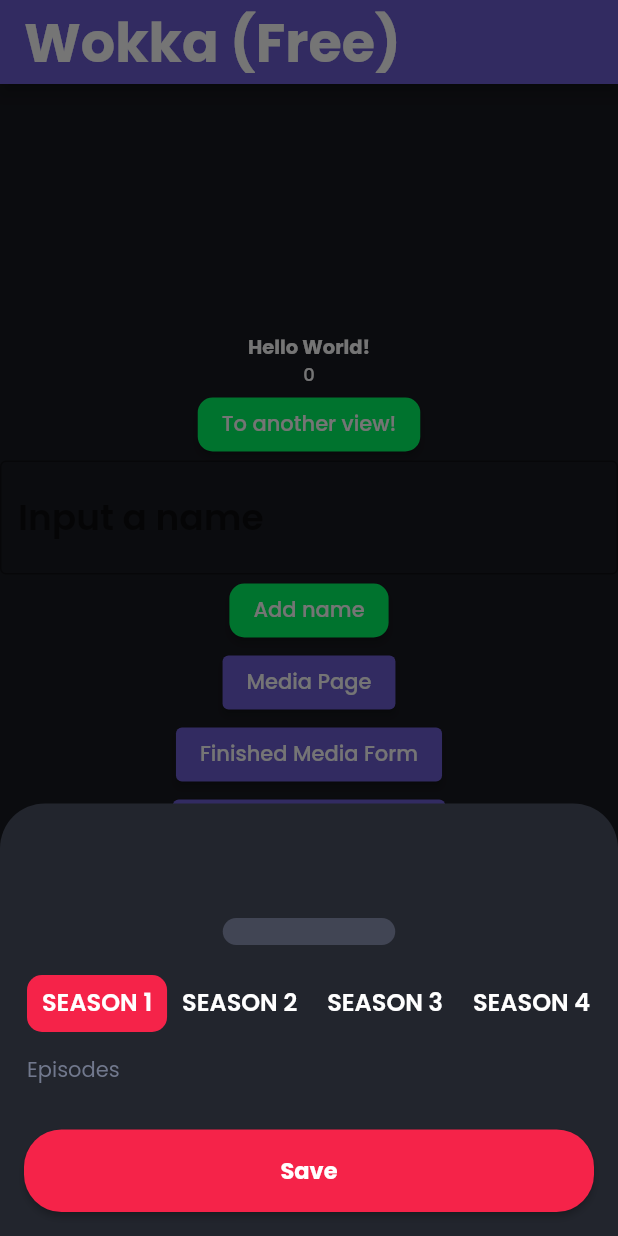
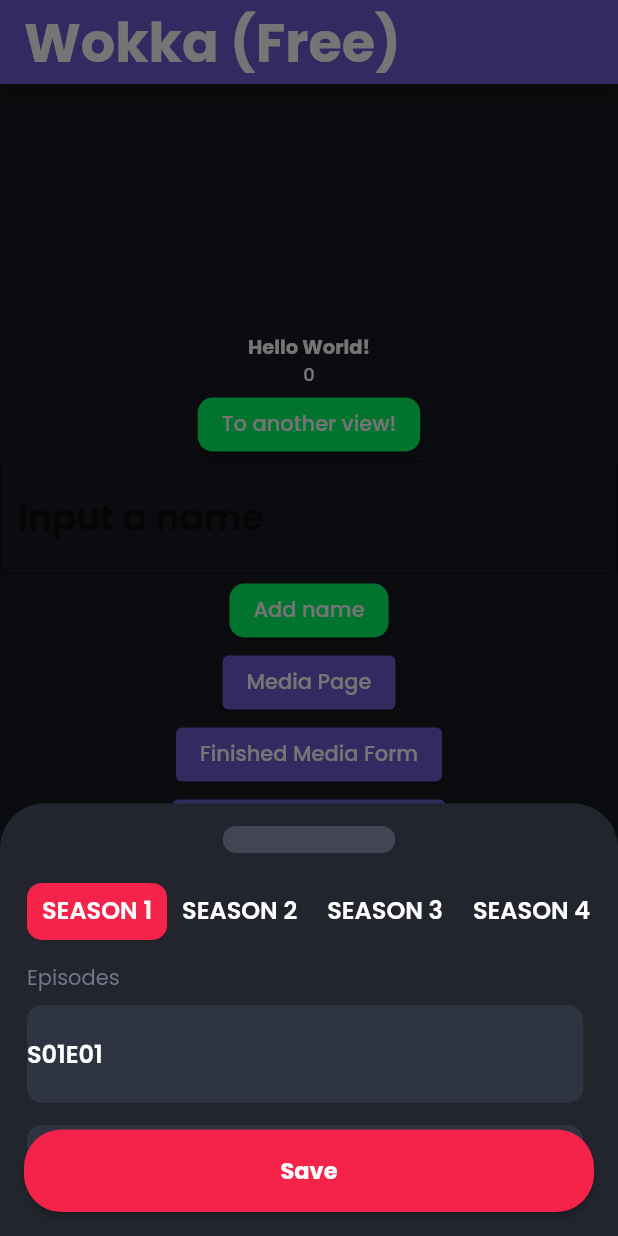
Before and after one commit to DreFlo/lgp-2223-sc1, a Flutter app: the screen it shows after launch, after a tap on "Mark Episodes Sheet", on a phone screen of 412 x 824 dp. Run offline on Flutter 3.47's test engine with Material 2 defaults, Android fonts, the phone set to English and light mode, and no system bars; our stand-ins replace floor, flutter_svg, get_it, like_button, lottie, rive and 1 more; missing offline and left inert: emojis; accounts and stored records are empty; generated files the repository leaves out were written again.

Commit message:
Moving on to Episodes.

```diff
--- a/src/lib/pages/leisure/MarkEpisodesSheet.dart
+++ b/src/lib/pages/leisure/MarkEpisodesSheet.dart
@@ -6,8 +6,10 @@ import 'package:src/widgets/EpisodeBar.dart';
 
 class MarkEpisodesSheet extends StatefulWidget {
   Map<int, Map<int, String>> episodes;
+  int selectedSeason;
 
-  MarkEpisodesSheet({Key? key, required this.episodes}) : super(key: key);
+  MarkEpisodesSheet({Key? key, required this.episodes, this.selectedSeason = 1})
+      : super(key: key);
 
   @override
   State<MarkEpisodesSheet> createState() => _MarkEpisodesSheetState();
@@ -17,18 +19,16 @@ class _MarkEpisodesSheetState extends State<MarkEpisodesSheet>
     with TickerProviderStateMixin {
   List<Widget> getEpisodes() {
     List<Widget> episodes = [];
-    for (int i = 1; i <= widget.episodes.length; i++) {
-      for (int j = i; j <= widget.episodes[i]!.length; j++) {
 
+    for (int j = 1; j <= widget.episodes[widget.selectedSeason]!.length; j++) {
+      episodes.add(EpisodeBar(
+          code:
+              "S${widget.selectedSeason.toString().padLeft(2, 0.toString())}E${j.toString().padLeft(2, 0.toString())}",
+          title: widget.episodes[widget.selectedSeason]![j]!));
 
-        episodes.add(
-          EpisodeBar(
-            code: "S${i.toString().padLeft(2, 0.toString())}E${j.toString().padLeft(2, 0.toString())}",
-            title: widget.episodes[i]![j]!
-          ),
-        );
-     }
+      episodes.add(const SizedBox(height: 15));
     }
+
     return episodes;
   }
 
@@ -37,8 +37,8 @@ class _MarkEpisodesSheetState extends State<MarkEpisodesSheet>
     for (int i = 1; i <= widget.episodes.length; i++) {
       seasons.add(
         Tab(
-            child: SeasonTag(
-                text: "${AppLocalizations.of(context).season_label} $i")),
+          child: SeasonTag(
+          text: "${AppLocalizations.of(context).season_label} $i")),
       );
     }
     return seasons;
@@ -98,7 +98,7 @@ class _MarkEpisodesSheetState extends State<MarkEpisodesSheet>
       const SizedBox(height: 7.5),
       Container(
           padding: const EdgeInsets.only(left: 18, right: 18),
-          child: Column(children: [])),
+          child: Column(children: getEpisodes())),
       const SizedBox(height: 50)
     ]);
   }
--- a/src/lib/widgets/EpisodeBar.dart
+++ b/src/lib/widgets/EpisodeBar.dart
@@ -12,10 +12,9 @@ class EpisodeBar extends StatelessWidget {
     final TextEditingController nameInputController = TextEditingController();
 
     return Container(
-        color: lightGray,
         height: 65,
         width: MediaQuery.of(context).size.width * 0.9,
-        decoration: BoxDecoration(borderRadius: BorderRadius.circular(10)),
+        decoration: BoxDecoration(borderRadius: BorderRadius.circular(10), color: lightGray),
         child: Row(children: [
           Text(code,
               style: const TextStyle(
```
